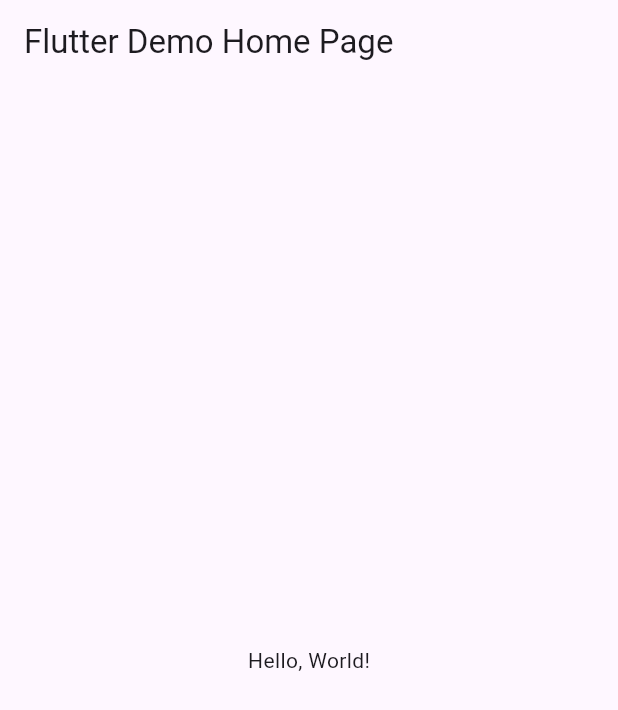
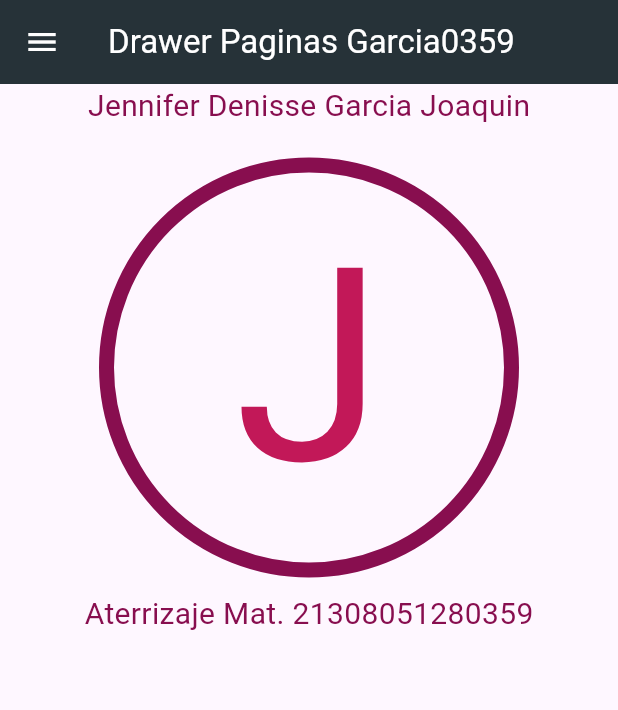
Before and after one commit to GarciaJ128/UII-A3-drawerpaginas, a Flutter app: the screen it shows after launch, on a phone screen of 412 x 824 dp. Shown: the top 710 px of the screen. Run offline on Flutter 3.47's test engine with Material 3 defaults, Android fonts, the phone set to English and light mode, and no system bars.

```diff
--- /dev/null
+++ b/lib/dashboard.dart
@@ -0,0 +1,45 @@
+import 'package:flutter/material.dart';
+
+class DashboardPage extends StatelessWidget {
+  @override
+  Widget build(BuildContext context) {
+    return Container(
+      child: Column(
+        children: [
+          const Text(
+            "Jennifer Denisse Garcia Joaquin",
+            style: TextStyle(fontSize: 20, color: Color(0xFF880E4F)),
+          ),
+          Align(
+            alignment: Alignment.topCenter,
+            child: Container(
+              margin: const EdgeInsets.only(top: 20),
+              decoration: BoxDecoration(
+                shape: BoxShape.circle,
+                border: Border.all(
+                  color: const Color(0xFF880E4F),
+                  width: 10,
+                ),
+              ),
+              width: 280,
+              height: 280,
+              alignment: Alignment.center,
+              child: const Text(
+                'J',
+                style: TextStyle(
+                  fontSize: 180,
+                  color: Color(0xFFC21858),
+                ),
+              ),
+            ),
+          ),
+          Container(
+            margin: const EdgeInsets.all(10.0),
+            child: const Text("Aterrizaje Mat. 21308051280359",
+                style: TextStyle(fontSize: 20, color: Color(0xFF880E4F))),
+          )
+        ], //Niños
+      ),
+    );
+  }
+}
--- a/lib/main.dart
+++ b/lib/main.dart
@@ -1,43 +1,176 @@
 import 'package:flutter/material.dart';
 
-void main() => runApp(MyApp());
+import 'package:garciadrawer/privacy_policy.dart';
+import 'package:garciadrawer/send_feedback.dart';
+import 'package:garciadrawer/settings.dart';
+import 'contacts.dart';
+import 'dashboard.dart';
+import 'events.dart';
+import 'my_drawer_header.dart';
+import 'notes.dart';
+import 'notifications.dart';
+
+void main() {
+  runApp(MyApp());
+}
 
 class MyApp extends StatelessWidget {
-  const MyApp({super.key});
-  // This widget is the root of your application.
+  const MyApp({Key? key}) : super(key: key);
   @override
   Widget build(BuildContext context) {
     return MaterialApp(
-      // Application name
-      title: 'Flutter Hello World',
-      // Application theme data, you can set the colors for the application as
-      // you want
-      theme: ThemeData(
-        // useMaterial3: false,
-        primarySwatch: Colors.blue,
-      ),
-      // A widget which will be started on application startup
-      home: MyHomePage(title: 'Flutter Demo Home Page'),
+      debugShowCheckedModeBanner: false,
+      home: HomePage(),
     );
   }
 }
+//s9s9s9s  rrrrrrr
 
-class MyHomePage extends StatelessWidget {
-  final String title;
-  const MyHomePage({super.key, required this.title});
+class HomePage extends StatefulWidget {
+  const HomePage({Key? key}) : super(key: key);
+  @override
+  _HomePageState createState() => _HomePageState();
+}
+
+class _HomePageState extends State<HomePage> {
+  var currentPage = DrawerSections.dashboard;
 
   @override
   Widget build(BuildContext context) {
+    var container;
+    if (currentPage == DrawerSections.dashboard) {
+      container = DashboardPage();
+    } else if (currentPage == DrawerSections.contacts) {
+      container = ContactsPage();
+    } else if (currentPage == DrawerSections.events) {
+      container = EventsPage();
+    } else if (currentPage == DrawerSections.notes) {
+      container = NotesPage();
+    } else if (currentPage == DrawerSections.settings) {
+      container = SettingsPage();
+    } else if (currentPage == DrawerSections.notifications) {
+      container = NotificationsPage();
+    } else if (currentPage == DrawerSections.privacy_policy) {
+      container = PrivacyPolicyPage();
+    } else if (currentPage == DrawerSections.send_feedback) {
+      container = SendFeedbackPage();
+    }
     return Scaffold(
       appBar: AppBar(
-        // The title text which will be shown on the action bar
-        title: Text(title),
+        backgroundColor: const Color(0xFF263238),
+        title: const Text("Drawer Paginas Garcia0359",
+            style: TextStyle(color: Colors.white)),
+        iconTheme: const IconThemeData(color: Colors.white),
       ),
-      body: Center(
-        child: Text(
-          'Hello, World!',
+      body: container,
+      drawer: Drawer(
+        child: SingleChildScrollView(
+          child: Container(
+            child: Column(
+              children: [
+                MyHeaderDrawer(),
+                MyDrawerList(),
+              ],
+            ),
+          ),
+        ),
+      ),
+    );
+  }
+
+  Widget MyDrawerList() {
+    return Container(
+      padding: EdgeInsets.only(
+        top: 15,
+      ),
+      child: Column(
+        // shows the list of menu drawer
+        children: [
+          menuItem(1, "Aterrizaje", Icons.place_outlined,
+              currentPage == DrawerSections.dashboard ? true : false),
+          menuItem(2, "Encabezado ", Icons.border_top,
+              currentPage == DrawerSections.contacts ? true : false),
+          menuItem(3, "Tarjeta ", Icons.credit_card,
+              currentPage == DrawerSections.events ? true : false),
+          menuItem(4, "Algunas esquinas redondeadas", Icons.circle_outlined,
+              currentPage == DrawerSections.notes ? true : false),
+          Divider(),
+          menuItem(5, "Redondear", Icons.check_circle_outline,
+              currentPage == DrawerSections.settings ? true : false),
+          menuItem(6, "Gradiente con trops", Icons.gradient,
+              currentPage == DrawerSections.notifications ? true : false),
+          Divider(),
+          menuItem(7, "Container con sombra", Icons.wb_shade,
+              currentPage == DrawerSections.privacy_policy ? true : false),
+          menuItem(8, "Circulo", Icons.circle_rounded,
+              currentPage == DrawerSections.send_feedback ? true : false),
+        ],
+      ),
+    );
+  }
+
+  Widget menuItem(int id, String title, IconData icon, bool selected) {
+    return Material(
+      color: selected ? Colors.grey[300] : Colors.transparent,
+      child: InkWell(
+        onTap: () {
+          Navigator.pop(context);
+          setState(() {
+            if (id == 1) {
+              currentPage = DrawerSections.dashboard;
+            } else if (id == 2) {
+              currentPage = DrawerSections.contacts;
+            } else if (id == 3) {
+              currentPage = DrawerSections.events;
+            } else if (id == 4) {
+              currentPage = DrawerSections.notes;
+            } else if (id == 5) {
+              currentPage = DrawerSections.settings;
+            } else if (id == 6) {
+              currentPage = DrawerSections.notifications;
+            } else if (id == 7) {
+              currentPage = DrawerSections.privacy_policy;
+            } else if (id == 8) {
+              currentPage = DrawerSections.send_feedback;
+            }
+          });
+        },
+        child: Padding(
+          padding: EdgeInsets.all(15.0),
+          child: Row(
+            children: [
+              Expanded(
+                child: Icon(
+                  icon,
+                  size: 20,
+                  color: Colors.black,
+                ),
+              ),
+              Expanded(
+                flex: 3,
+                child: Text(
+                  title,
+                  style: TextStyle(
+                    color: Colors.black,
+                    fontSize: 16,
+                  ),
+                ),
+              ),
+            ],
+          ),
         ),
       ),
     );
   }
 }
+
+enum DrawerSections {
+  dashboard,
+  contacts,
+  events,
+  notes,
+  settings,
+  notifications,
+  privacy_policy,
+  send_feedback,
+}
--- a/pubspec.yaml
+++ b/pubspec.yaml
@@ -17,6 +17,9 @@ dev_dependencies:
 
 flutter:
   uses-material-design: true
+  assets:
+    - assets/images/user-icon.png
+    - assets/
   # assets:
   #  - images/a_dot_burr.jpeg
   #  - images/a_dot_ham.jpeg
```
Also changed, not shown: lib/contacts.dart (added, +57 -0 lines), lib/events.dart (added, +61 -0 lines), lib/my_drawer_header.dart (added, +44 -0 lines), lib/notes.dart (added, +47 -0 lines), lib/notifications.dart (added, +39 -0 lines), lib/privacy_policy.dart (added, +38 -0 lines), lib/send_feedback.dart (added, +37 -0 lines), lib/settings.dart (added, +56 -0 lines), assets/avatar.jpg (added), assets/images/profile.jpg (added), assets/images/user-icon.png (added).
